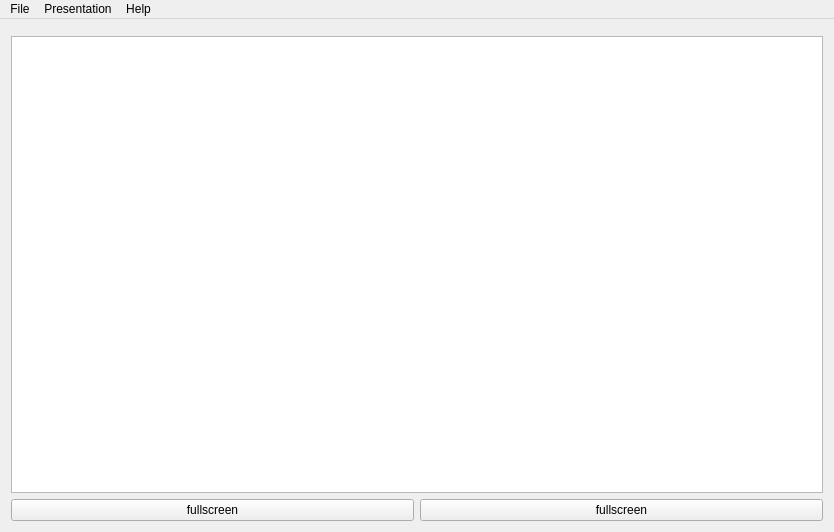
First picture: the form in mainwindow.ui, repository MrHase/Presentation, before the edit.
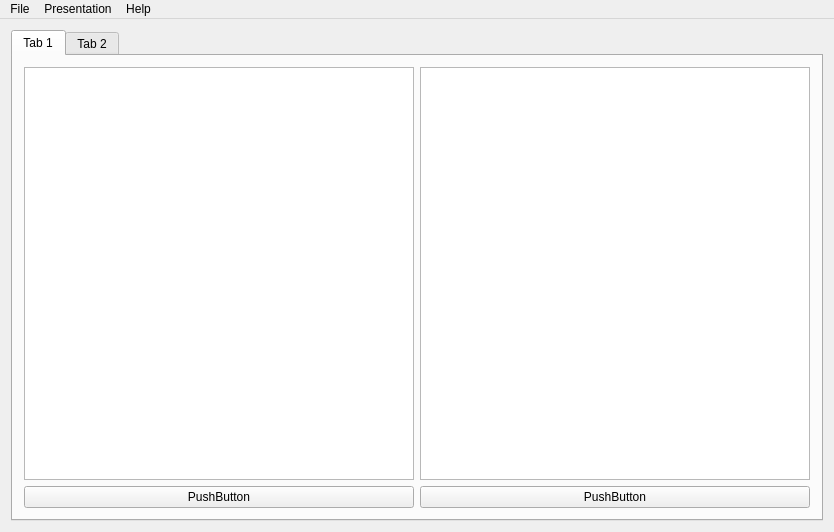
Second picture: the form after the edit.

```diff
--- a/mainwindow.ui
+++ b/mainwindow.ui
@@ -16,43 +16,55 @@
   <widget class="QWidget" name="centralWidget">
    <layout class="QVBoxLayout" name="verticalLayout">
     <item>
-     <layout class="QHBoxLayout" name="horizontalLayout">
-      <item>
-       <widget class="QWidget" name="widget_left" native="true">
-        <property name="styleSheet">
-         <string notr="true">background-color: rgb(255, 168, 152);</string>
-        </property>
-       </widget>
-      </item>
+     <widget class="QTabWidget" name="tabWidget">
+      <property name="currentIndex">
+       <number>0</number>
+      </property>
+      <widget class="QWidget" name="tab">
+       <attribute name="title">
+        <string>Tab 1</string>
+       </attribute>
+       <layout class="QVBoxLayout" name="verticalLayout_3">
       <item>
-       <widget class="QWidget" name="widget_right" native="true">
-        <property name="styleSheet">
-         <string notr="true">background-color: rgb(133, 133, 133);</string>
-        </property>
-       </widget>
-      </item>
-     </layout>
-    </item>
-    <item>
-     <widget class="QGraphicsView" name="graphicsView"/>
-    </item>
+         <layout class="QVBoxLayout" name="verticalLayout_2">
     <item>
      <layout class="QHBoxLayout" name="horizontalLayout_2">
       <item>
+             <widget class="QGraphicsView" name="graphicsView_2"/>
+            </item>
+            <item>
+             <widget class="QGraphicsView" name="graphicsView"/>
+            </item>
+           </layout>
+          </item>
+          <item>
+           <layout class="QHBoxLayout" name="horizontalLayout">
+            <item>
        <widget class="QPushButton" name="pushButton_2">
         <property name="text">
-         <string>fullscreen</string>
+               <string>PushButton</string>
         </property>
        </widget>
       </item>
       <item>
        <widget class="QPushButton" name="pushButton">
         <property name="text">
-         <string>fullscreen</string>
+               <string>PushButton</string>
         </property>
        </widget>
       </item>
      </layout>
+          </item>
+         </layout>
+        </item>
+       </layout>
+      </widget>
+      <widget class="QWidget" name="tab_2">
+       <attribute name="title">
+        <string>Tab 2</string>
+       </attribute>
+      </widget>
+     </widget>
     </item>
    </layout>
   </widget>
```
Left out of the diff: 2 changed lines with no effect on the pictures. Lines whose indentation alone changed are shown as unchanged.
